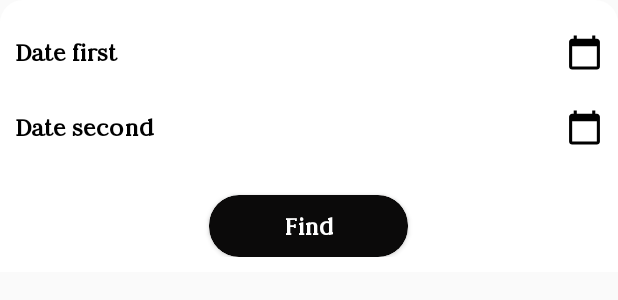
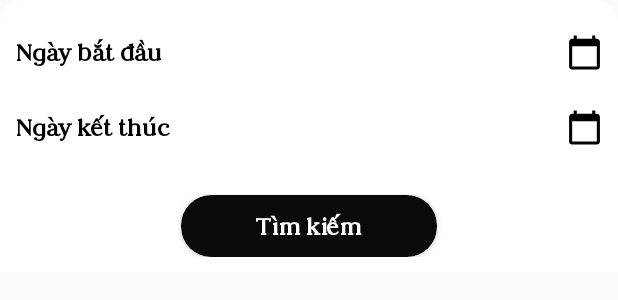
Before and after one commit to Leiverin/RestaurantManagement, an Android app: the layout dialog_filter.xml on its own in the app's theme, with its tools: preview values and no code run, on a phone screen of 412 x 824 dp. Shown: the top 300 px of the screen. Run offline under Robolectric (Android 15) with nearby library versions, the phone set to English and light mode, and no system bars; network calls fail.

Commit message:
update string

```diff
--- a/app/src/main/java/com/poly/restaurant/ui/activities/manage/TableManageActivity.java
+++ b/app/src/main/java/com/poly/restaurant/ui/activities/manage/TableManageActivity.java
@@ -194,7 +194,7 @@ public class TableManageActivity extends BaseActivity {
                     return t1.getName().compareTo(t2.getName());
                 }
             });
-            mTableMain.add(new TableParent("Empty table", mListTablesEmpty));
+            mTableMain.add(new TableParent("Bàn còn trống", mListTablesEmpty));
         }
         if (mListTablesLive.size() != 0) {
             mListTablesLive.sort(new Comparator<Table>() {
@@ -203,7 +203,7 @@ public class TableManageActivity extends BaseActivity {
                     return t1.getName().compareTo(t2.getName());
                 }
             });
-            mTableMain.add(new TableParent("Live table", mListTablesLive));
+            mTableMain.add(new TableParent("Bàn đang sử dụng", mListTablesLive));
         }
         return mTableMain;
     }
--- a/app/src/main/res/layout/dialog_filter.xml
+++ b/app/src/main/res/layout/dialog_filter.xml
@@ -18,7 +18,7 @@
             android:layout_height="wrap_content"
             android:layout_weight="1"
             android:fontFamily="@font/judson_regular"
-            android:text="Date first"
+            android:text="Ngày bắt đầu"
             android:textColor="@color/black"
             android:textSize="18sp"
             android:textStyle="bold" />
@@ -43,7 +43,7 @@
             android:layout_height="wrap_content"
             android:layout_weight="1"
             android:fontFamily="@font/judson_regular"
-            android:text="Date second"
+            android:text="Ngày kết thúc"
             android:textColor="@color/black"
             android:textSize="18sp"
             android:textStyle="bold" />
@@ -64,6 +64,6 @@
             style="@style/textBtnLogout"
             android:layout_width="wrap_content"
             android:layout_height="wrap_content"
-            android:text="Find" />
+            android:text="Tìm kiếm" />
     </androidx.cardview.widget.CardView>
 </LinearLayout>
```
